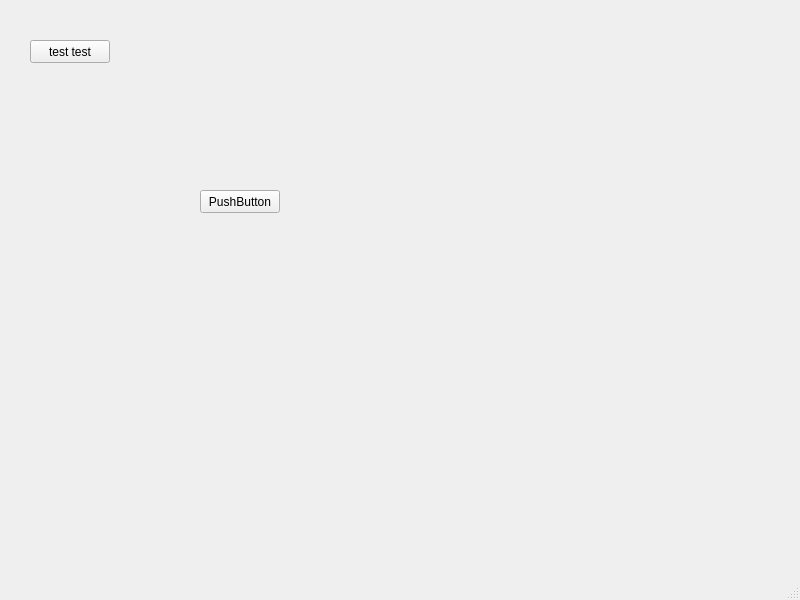
Robin-Dillen/PSE, file mainwindow.ui: the form before one commit.
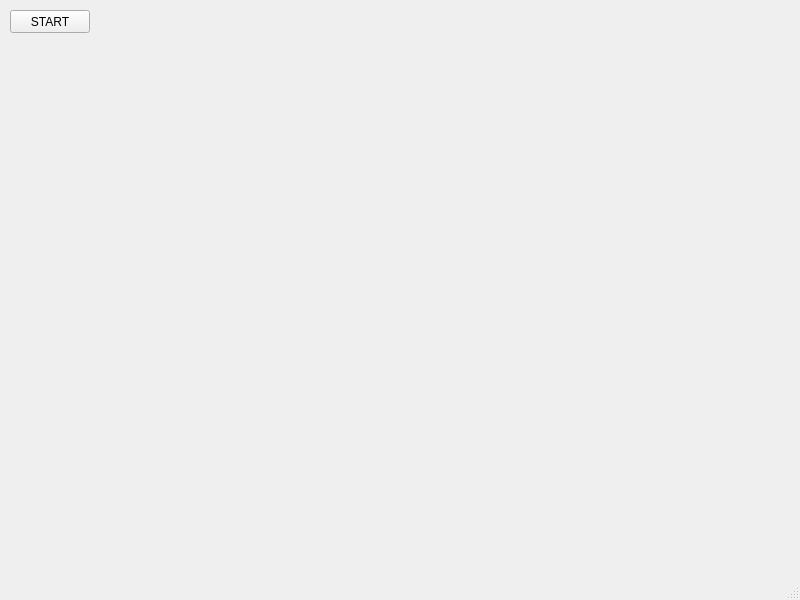
The form after the commit.

Commit message: start simulatie

```diff
--- a/mainwindow.ui
+++ b/mainwindow.ui
@@ -17,27 +17,14 @@
    <widget class="QPushButton" name="pushButton">
     <property name="geometry">
      <rect>
-      <x>30</x>
-      <y>40</y>
+      <x>10</x>
+      <y>10</y>
       <width>80</width>
       <height>23</height>
      </rect>
     </property>
     <property name="text">
-     <string>test test</string>
-    </property>
-   </widget>
-   <widget class="QPushButton" name="pushButton_2">
-    <property name="geometry">
-     <rect>
-      <x>200</x>
-      <y>190</y>
-      <width>80</width>
-      <height>23</height>
-     </rect>
-    </property>
-    <property name="text">
-     <string>PushButton</string>
+     <string>START</string>
     </property>
    </widget>
   </widget>
```
Left out of the diff: 17 changed lines with no effect on the pictures. The commit also changes 10 other files.
